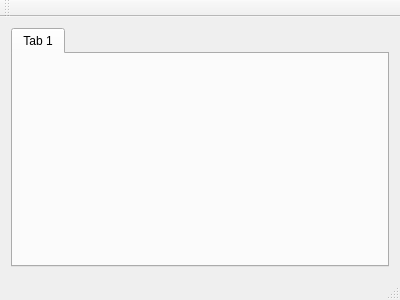
This is mainwindow.ui in LeZheng/lisp-painter as Qt 5 draws it before an edit. The edited form follows.
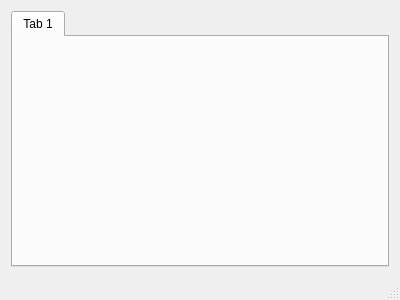
This is the edited form.

What changed in the file:
```diff
--- a/mainwindow.ui
+++ b/mainwindow.ui
@@ -39,14 +39,6 @@
     </rect>
    </property>
   </widget>
-  <widget class="QToolBar" name="mainToolBar">
-   <attribute name="toolBarArea">
-    <enum>TopToolBarArea</enum>
-   </attribute>
-   <attribute name="toolBarBreak">
-    <bool>false</bool>
-   </attribute>
-  </widget>
   <widget class="QStatusBar" name="statusBar"/>
  </widget>
  <layoutdefault spacing="6" margin="11"/>
```
